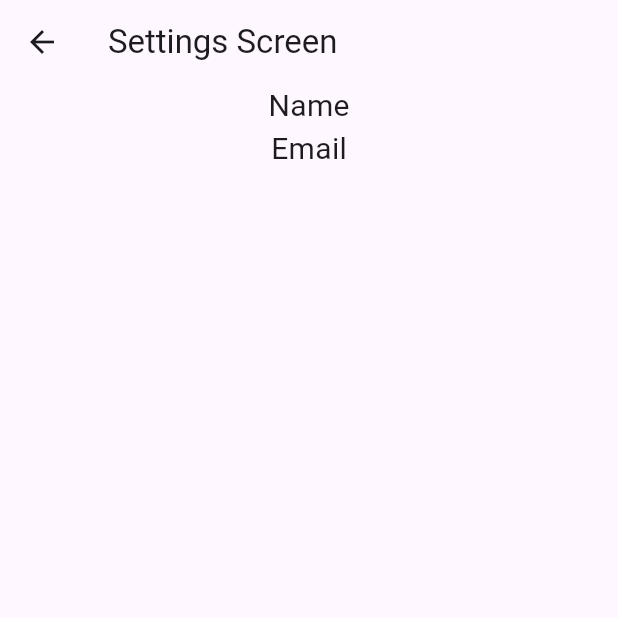
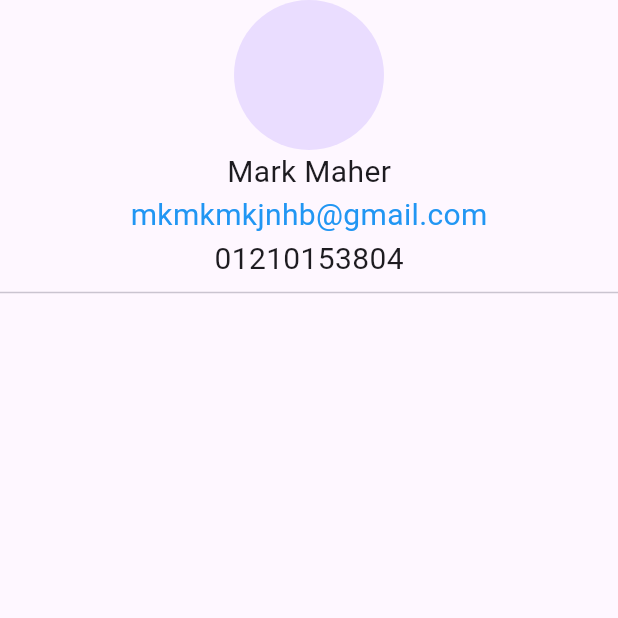
Before and after one commit to mark-maher-moris/Z-Shop, a Flutter app: the SettingsScreen screen opened directly, on a phone screen of 412 x 824 dp, the top half of it. Run offline on Flutter 3.47's test engine with Material 3 defaults, Android fonts, the phone set to English and light mode, and no system bars; our stand-ins replace bloc, carousel_slider, dio, dotted_border, flutter_bloc, fluttertoast and 1 more; accounts and stored records are empty; network calls fail; statements that could not run were skipped.

Commit message:
SettingsScreen

```diff
--- a/lib/modules/settings/settingsScreen.dart
+++ b/lib/modules/settings/settingsScreen.dart
@@ -7,13 +7,27 @@ class SettingsScreen extends StatelessWidget {
   Widget build(BuildContext context) {
     return SafeArea(
         child: Scaffold(
-      appBar: AppBar(title: Text('Settings Screen '),),
       body: Center(
-child: Column(children: [
-Text('Name',style: TextStyle(fontSize: 20),),
-Text('Email',style: TextStyle(fontSize: 20),),
-
-],),
+        child: Column(
+          children: [
+            CircleAvatar(
+              radius: 50,
+            ),
+            Text(
+              'Mark Maher',
+              style: TextStyle(fontSize: 20),
+            ),
+            Text(
+              'mkmkmkjnhb@gmail.com',
+              style: TextStyle(fontSize: 20, color: Colors.blue),
+            ),
+            Text(
+              '01210153804',
+              style: TextStyle(fontSize: 20),
+            ),
+            Divider(),
+          ],
+        ),
       ),
     ));
   }
```
Also changed, not shown: lib/modules/cart/cubit/cart_cubit.dart (added, +19 -0 lines), lib/modules/cart/cubit/cart_state.dart (added, +14 -0 lines).
